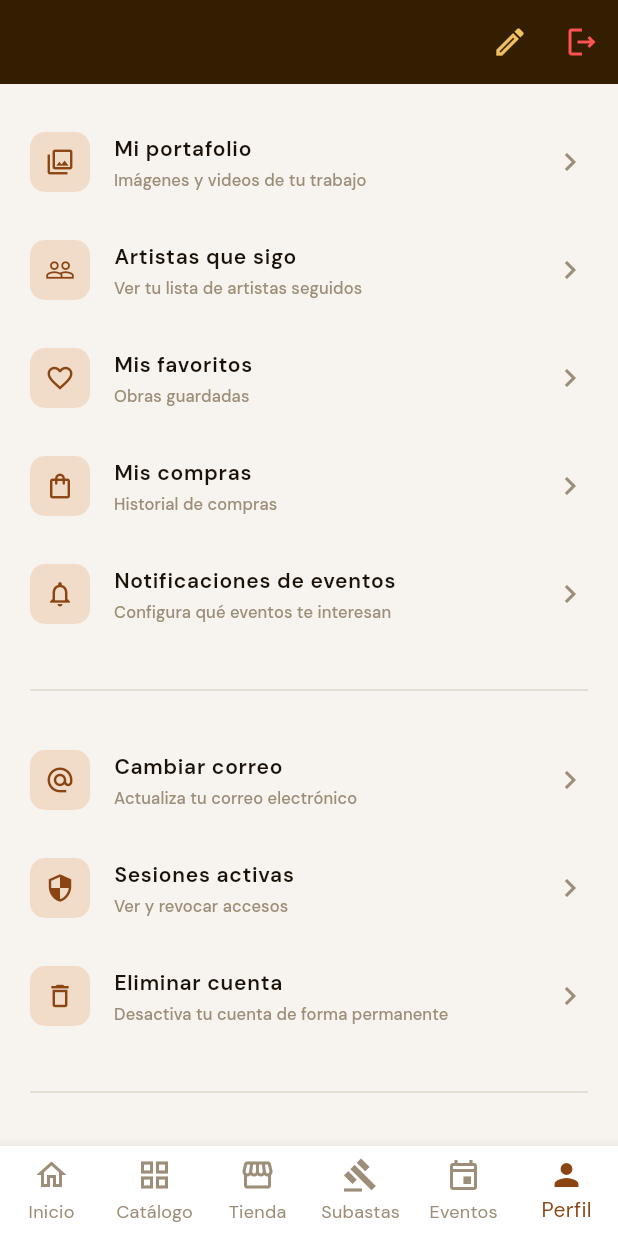
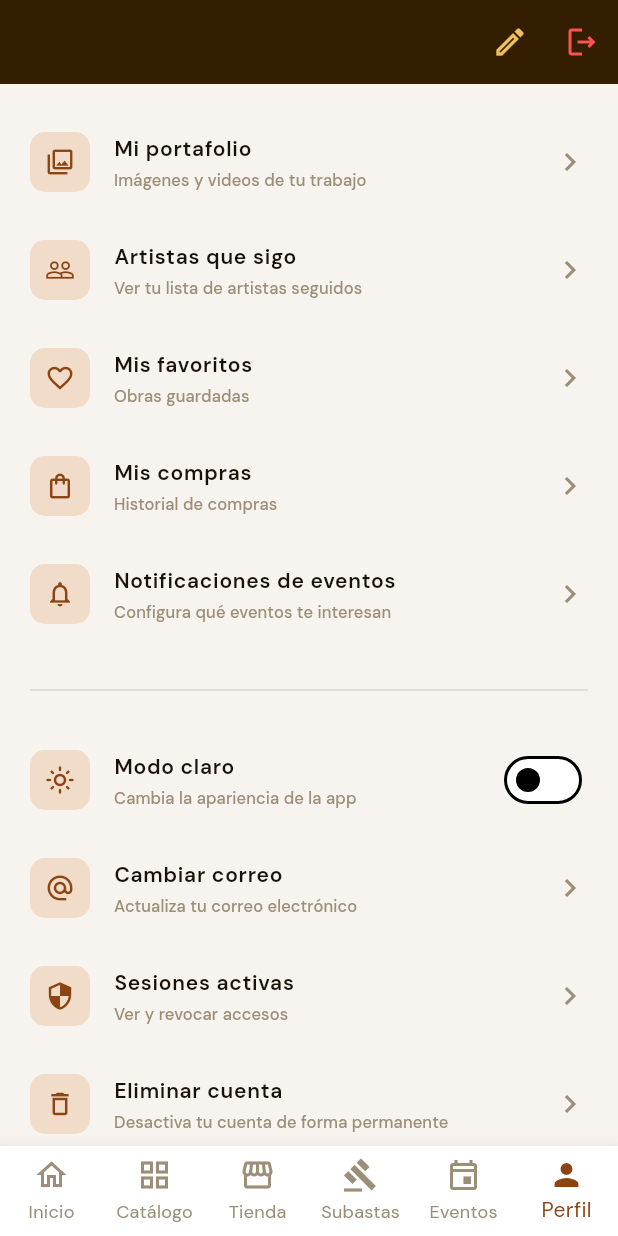
Before and after one commit to JohanDsito/NARINO_CULTURA, a Flutter app: the MyProfileScreen screen opened by its route, scrolled down 310 dp, on a phone screen of 412 x 824 dp. Run offline on Flutter 3.47's test engine with Material 3 defaults, Android fonts, the phone set to English and light mode, and no system bars; our stand-ins replace cached_network_image, dio, equatable, flutter_map, flutter_riverpod, flutter_secure_storage and 7 more; accounts and stored records are empty; network calls fail.

Commit message:
Fix(todo): Dark-mode implementado

```diff
--- a/narino_mobile/lib/app.dart
+++ b/narino_mobile/lib/app.dart
@@ -3,6 +3,7 @@ import 'package:flutter_riverpod/flutter_riverpod.dart';
 import 'package:go_router/go_router.dart';
 
 import 'core/constants/app_constants.dart';
+import 'core/providers/theme_provider.dart';
 import 'core/theme/app_colors.dart';
 import 'core/theme/app_theme.dart';
 import 'features/auctions/presentation/screens/auctions_screen.dart';
@@ -234,11 +235,12 @@ class NarinoCulturaApp extends ConsumerWidget {
   @override
   Widget build(BuildContext context, WidgetRef ref) {
     final router = ref.watch(_routerProvider);
+    final themeMode = ref.watch(themeModeProvider);
     return MaterialApp.router(
       title: AppConstants.appName,
       theme: AppTheme.light,
       darkTheme: AppTheme.dark,
-      themeMode: ThemeMode.system,
+      themeMode: themeMode,
       routerConfig: router,
       debugShowCheckedModeBanner: false,
     );
@@ -299,10 +301,23 @@ class MainShell extends ConsumerStatefulWidget {
 }
 
 class _MainShellState extends ConsumerState<MainShell> {
-  int get _currentIndex {
-    final idx =
-        MainShell._tabs.indexWhere((t) => widget.location.startsWith(t.path));
-    return idx < 0 ? 0 : idx;
+  int _selectedIndex = 0;
+
+  @override
+  void initState() {
+    super.initState();
+    _updateIndex(widget.location);
+  }
+
+  @override
+  void didUpdateWidget(MainShell oldWidget) {
+    super.didUpdateWidget(oldWidget);
+    _updateIndex(widget.location);
+  }
+
+  void _updateIndex(String location) {
+    final idx = MainShell._tabs.indexWhere((t) => location.startsWith(t.path));
+    if (idx >= 0) setState(() => _selectedIndex = idx);
   }
 
   @override
@@ -310,8 +325,11 @@ class _MainShellState extends ConsumerState<MainShell> {
     return Scaffold(
       body: widget.child,
       bottomNavigationBar: BottomNavigationBar(
-        currentIndex: _currentIndex,
-        onTap: (index) => context.go(MainShell._tabs[index].path),
+        currentIndex: _selectedIndex,
+        onTap: (index) {
+          setState(() => _selectedIndex = index);
+          context.go(MainShell._tabs[index].path);
+        },
         selectedItemColor: AppColors.tierraProfunda,
         items: [
           for (final tab in MainShell._tabs)
--- a/narino_mobile/lib/features/artworks/presentation/screens/artwork_detail_screen.dart
+++ b/narino_mobile/lib/features/artworks/presentation/screens/artwork_detail_screen.dart
@@ -764,7 +764,7 @@ class _ArtistCard extends StatelessWidget {
         color: Colors.transparent,
         child: InkWell(
           borderRadius: BorderRadius.circular(_kSectionRadius - 4),
-          onTap: () => context.go('/profile'),
+          onTap: () => context.push('/profile'),
           child: Padding(
             padding: const EdgeInsets.all(4),
             child: Row(
--- a/narino_mobile/lib/features/artworks/presentation/screens/catalog_screen.dart
+++ b/narino_mobile/lib/features/artworks/presentation/screens/catalog_screen.dart
@@ -82,7 +82,7 @@ class _CatalogScreenState extends ConsumerState<CatalogScreen> {
             IconButton(
               icon: const Icon(Icons.add, color: AppColors.oroClaro),
               tooltip: 'Publicar obra',
-              onPressed: () => context.go('/artworks/publish'),
+              onPressed: () => context.push('/artworks/publish'),
             ),
         ],
       ),
@@ -471,7 +471,7 @@ class _ArtworkCard extends ConsumerWidget {
     final border = isDark ? AppColors.borderDark : AppColors.borderLight;
 
     return GestureDetector(
-      onTap: () => context.go('/artworks/${artwork.id}'),
+      onTap: () => context.push('/artworks/${artwork.id}'),
       child: Container(
         decoration: BoxDecoration(
           color: bgCard,
--- a/narino_mobile/lib/features/auctions/presentation/screens/auction_detail_screen.dart
+++ b/narino_mobile/lib/features/auctions/presentation/screens/auction_detail_screen.dart
@@ -262,7 +262,7 @@ class _AuctionDetailScreenState extends ConsumerState<AuctionDetailScreen> {
         actions: [
           IconButton(
             icon: const Icon(Icons.history, color: AppColors.oroClaro),
-            onPressed: () => context.go('/auctions/history'),
+            onPressed: () => context.push('/auctions/history'),
           ),
         ],
       ),
@@ -811,7 +811,7 @@ class _WinnerActions extends ConsumerWidget {
                   );
                   return;
                 }
-                context.go('/marketplace/checkout?orderId=$orderId');
+                context.push('/marketplace/checkout?orderId=$orderId');
               },
               icon: const Icon(Icons.shopping_bag_outlined),
               label: Text(
--- a/narino_mobile/lib/features/auctions/presentation/screens/auction_history_screen.dart
+++ b/narino_mobile/lib/features/auctions/presentation/screens/auction_history_screen.dart
@@ -288,7 +288,7 @@ class _AuctionTile extends StatelessWidget {
     final estado = auction.estado;
 
     return InkWell(
-      onTap: () => context.go('/auctions/${auction.id}'),
+      onTap: () => context.push('/auctions/${auction.id}'),
       borderRadius: BorderRadius.circular(16),
       child: Container(
         decoration: BoxDecoration(
--- a/narino_mobile/lib/features/auctions/presentation/screens/auctions_screen.dart
+++ b/narino_mobile/lib/features/auctions/presentation/screens/auctions_screen.dart
@@ -56,7 +56,7 @@ class _AuctionsScreenState extends ConsumerState<AuctionsScreen> {
         ),
         actions: [
           TextButton.icon(
-            onPressed: () => context.go('/auctions/history'),
+            onPressed: () => context.push('/auctions/history'),
             icon:
                 const Icon(Icons.history, color: AppColors.oroClaro, size: 18),
             label: Text(
@@ -68,7 +68,7 @@ class _AuctionsScreenState extends ConsumerState<AuctionsScreen> {
             IconButton(
               icon: const Icon(Icons.add, color: AppColors.oroClaro),
               tooltip: 'Abrir subasta',
-              onPressed: () => context.go('/auctions/new'),
+              onPressed: () => context.push('/auctions/new'),
             ),
         ],
       ),
@@ -256,7 +256,7 @@ class _AuctionCard extends StatelessWidget {
     final isUrgent = remaining.inMinutes < 60 && auction.estado == 'activa';
 
     return InkWell(
-      onTap: () => context.go('/auctions/${auction.id}'),
+      onTap: () => context.push('/auctions/${auction.id}'),
       borderRadius: BorderRadius.circular(14),
       child: Container(
         decoration: BoxDecoration(
--- a/narino_mobile/lib/features/home/presentation/screens/home_screen.dart
+++ b/narino_mobile/lib/features/home/presentation/screens/home_screen.dart
@@ -212,7 +212,7 @@ class _HomeAppBar extends StatelessWidget implements PreferredSizeWidget {
         _NotificationBell(unread: unread),
         IconButton(
           icon: const Icon(Icons.person_outline, color: AppColors.oroClaro),
-          onPressed: () => context.go('/profile'),
+          onPressed: () => context.push('/profile'),
         ),
       ],
     );
@@ -434,7 +434,7 @@ class _FeaturedArtworks extends StatelessWidget {
           }
           return _ArtworkCardReal(
             artwork: items[i],
-            onTap: () => context.go('/artworks/${items[i].id}'),
+            onTap: () => context.push('/artworks/${items[i].id}'),
           );
         },
       ),
--- a/narino_mobile/lib/features/marketplace/presentation/screens/purchase_history_screen.dart
+++ b/narino_mobile/lib/features/marketplace/presentation/screens/purchase_history_screen.dart
@@ -248,7 +248,7 @@ class _OrderCard extends StatelessWidget {
     final label = _labelFiltro(order.estado);
 
     return InkWell(
-      onTap: () => context.go('/marketplace/order/${order.id}'),
+      onTap: () => context.push('/marketplace/order/${order.id}'),
       borderRadius: BorderRadius.circular(16),
       child: Container(
         decoration: BoxDecoration(
--- a/narino_mobile/lib/features/profile/data/profile_repository.dart
+++ b/narino_mobile/lib/features/profile/data/profile_repository.dart
@@ -29,6 +29,7 @@ class ProfileRepository {
     String? biografia,
     File? foto,
     Map<String, String>? redesSociales,
+    String? artistId,
   }) async {
     try {
       final data = await _service.updateMyProfile(
@@ -37,6 +38,7 @@ class ProfileRepository {
         biografia: biografia,
         foto: foto,
         redesSociales: redesSociales,
+        artistId: artistId,
       );
       return ProfileModel.fromJson(data);
     } on DioException catch (e) {
--- a/narino_mobile/lib/features/profile/domain/profile_model.dart
+++ b/narino_mobile/lib/features/profile/domain/profile_model.dart
@@ -45,8 +45,8 @@ class ProfileModel {
     if (tiktokUrl != null) redes['tiktok'] = tiktokUrl;
 
     return ProfileModel(
-      id: json['id']?.toString() ?? '',
-      userId: json['user_id']?.toString() ?? '',
+      id: json['slug']?.toString() ?? json['id']?.toString() ?? '',
+      userId: json['user_id']?.toString() ?? json['id']?.toString() ?? '',
       nombreArtistico: json['artistic_name']?.toString() ??
           json['nombre_artistico']?.toString() ??
           json['first_name']?.toString() ??
--- a/narino_mobile/lib/features/profile/presentation/providers/profile_provider.dart
+++ b/narino_mobile/lib/features/profile/presentation/providers/profile_provider.dart
@@ -51,6 +51,7 @@ class ProfileNotifier extends StateNotifier<ProfileState> {
     String? biografia,
     File? foto,
     Map<String, String>? redesSociales,
+    String? artistId,
   }) async {
     state = state.copyWith(isSaving: true, clearError: true);
     try {
@@ -60,6 +61,7 @@ class ProfileNotifier extends StateNotifier<ProfileState> {
         biografia: biografia,
         foto: foto,
         redesSociales: redesSociales,
+        artistId: artistId,
       );
       state = state.copyWith(profile: saved, isSaving: false);
       return saved;
@@ -75,6 +77,7 @@ class ProfileNotifier extends StateNotifier<ProfileState> {
     String? biografia,
     File? foto,
     Map<String, String>? redesSociales,
+    String? artistId,
   }) async {
     final saved = await updateMyProfile(
       nombreArtistico: nombreArtistico,
@@ -82,6 +85,7 @@ class ProfileNotifier extends StateNotifier<ProfileState> {
       biografia: biografia,
       foto: foto,
       redesSociales: redesSociales,
+      artistId: artistId,
     );
     return saved != null;
   }
--- a/narino_mobile/lib/features/profile/presentation/screens/my_profile_screen.dart
+++ b/narino_mobile/lib/features/profile/presentation/screens/my_profile_screen.dart
@@ -2,6 +2,7 @@ import 'package:flutter/material.dart';
 import 'package:flutter_riverpod/flutter_riverpod.dart';
 import 'package:go_router/go_router.dart';
 
+import '../../../../core/providers/theme_provider.dart';
 import '../../../../core/providers/user_role_provider.dart';
 import '../../../../core/theme/app_colors.dart';
 import '../../../../core/theme/app_typography.dart';
@@ -215,6 +216,7 @@ class _MyProfileScreenState extends ConsumerState<MyProfileScreen> {
                         : AppColors.borderLight,
                   ),
                   const SizedBox(height: 16),
+                  _buildThemeToggle(),
                   _buildMenuTile(
                     Icons.alternate_email_outlined,
                     'Cambiar correo',
@@ -377,4 +379,44 @@ class _MyProfileScreenState extends ConsumerState<MyProfileScreen> {
       onTap: onTap,
     );
   }
+
+  Widget _buildThemeToggle() {
+    final theme = Theme.of(context);
+    final cs = theme.colorScheme;
+    final isDark = theme.brightness == Brightness.dark;
+    final textPrimary =
+        isDark ? AppColors.textPrimaryDark : AppColors.textPrimaryLight;
+    final textMuted =
+        isDark ? AppColors.textMutedDark : AppColors.textMutedLight;
+    final iconBg = isDark ? AppColors.bgSubtleDark : AppColors.tierraPalida;
+    return ListTile(
+      contentPadding: EdgeInsets.zero,
+      leading: Container(
+        width: 40,
+        height: 40,
+        decoration: BoxDecoration(
+          color: iconBg,
+          borderRadius: BorderRadius.circular(10),
+        ),
+        child: Icon(
+          isDark ? Icons.dark_mode_outlined : Icons.light_mode_outlined,
+          color: cs.primary,
+          size: 20,
+        ),
+      ),
+      title: Text(
+        isDark ? 'Modo oscuro' : 'Modo claro',
+        style: AppTypography.labelSemiBold(color: textPrimary),
+      ),
+      subtitle: Text(
+        'Cambia la apariencia de la app',
+        style: AppTypography.caption(color: textMuted),
+      ),
+      trailing: Switch(
+        value: isDark,
+        onChanged: (_) => ref.read(themeModeProvider.notifier).toggle(),
+        activeThumbColor: cs.primary,
+      ),
+    );
+  }
 }
--- a/narino_mobile/lib/shared/widgets/artwork_card.dart
+++ b/narino_mobile/lib/shared/widgets/artwork_card.dart
@@ -29,7 +29,7 @@ class ArtworkCard extends StatelessWidget {
         artwork.imagenes.isNotEmpty ? artwork.imagenes.first : null;
 
     return GestureDetector(
-      onTap: () => context.go('/artworks/${artwork.id}'),
+      onTap: () => context.push('/artworks/${artwork.id}'),
       child: Container(
         decoration: BoxDecoration(
           color: bgCard,
```
Also changed, not shown: narino_mobile/lib/core/providers/theme_provider.dart (added, +36 -0 lines), narino_mobile/lib/features/profile/data/profile_service.dart (+38 -29 lines), narino_mobile/lib/features/profile/presentation/screens/edit_profile_screen.dart (+11 -11 lines), 1 other file.
